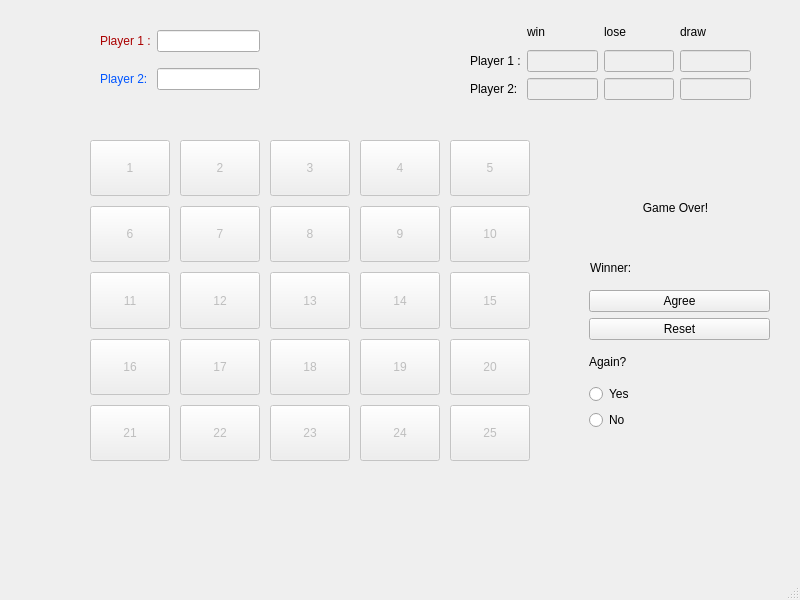
This is mainwindow.ui in SaeidSY/FinalProjectGroup7 as Qt 5 draws it before an edit. The edited form follows.
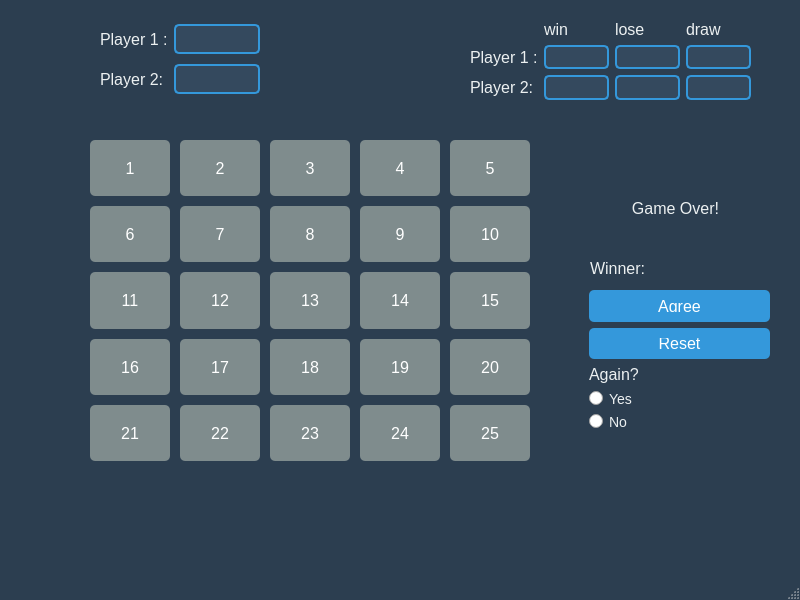
This is the edited form.

Diff of the .ui file:
```diff
--- a/mainwindow.ui
+++ b/mainwindow.ui
@@ -11,7 +11,51 @@
    </rect>
   </property>
   <property name="windowTitle">
-   <string>MainWindow</string>
+   <string>Modern Game UI</string>
+  </property>
+  <property name="styleSheet">
+   <string notr="true">
+    QMainWindow {
+        background-color: #2c3e50;
+    }
+    QLabel {
+        color: #ecf0f1;
+        font-size: 16px;
+    }
+    QLineEdit {
+        background-color: #34495e;
+        color: #ecf0f1;
+        border: 2px solid #3498db;
+        border-radius: 5px;
+        padding: 5px;
+    }
+    QPushButton {
+        background-color: #3498db;
+        color: white;
+        border: none;
+        border-radius: 5px;
+        padding: 10px;
+        font-size: 16px;
+    }
+    QPushButton:hover {
+        background-color: #2980b9;
+    }
+    QPushButton:disabled {
+        background-color: #7f8c8d;
+    }
+    QRadioButton {
+        color: #ecf0f1;
+        font-size: 14px;
+    }
+    QRadioButton::indicator {
+        width: 14px;
+        height: 14px;
+    }
+    QRadioButton::indicator:checked {
+        background-color: #3498db;
+        border: 2px solid #2980b9;
+    }
+   </string>
   </property>
   <widget class="QWidget" name="centralwidget">
    <widget class="QWidget" name="gridLayoutWidget">
@@ -26,9 +70,6 @@
     <layout class="QGridLayout" name="gridLayout">
      <item row="0" column="0">
       <widget class="QLabel" name="lblName1">
-       <property name="styleSheet">
-        <string notr="true">color: rgb(170, 0, 0); </string>
-       </property>
        <property name="text">
         <string>Player 1 :</string>
        </property>
@@ -36,9 +77,6 @@
      </item>
      <item row="1" column="0">
       <widget class="QLabel" name="lblName2">
-       <property name="styleSheet">
-        <string notr="true">color: rgb(0, 85, 255)</string>
-       </property>
        <property name="text">
         <string>Player 2:</string>
        </property>
```
